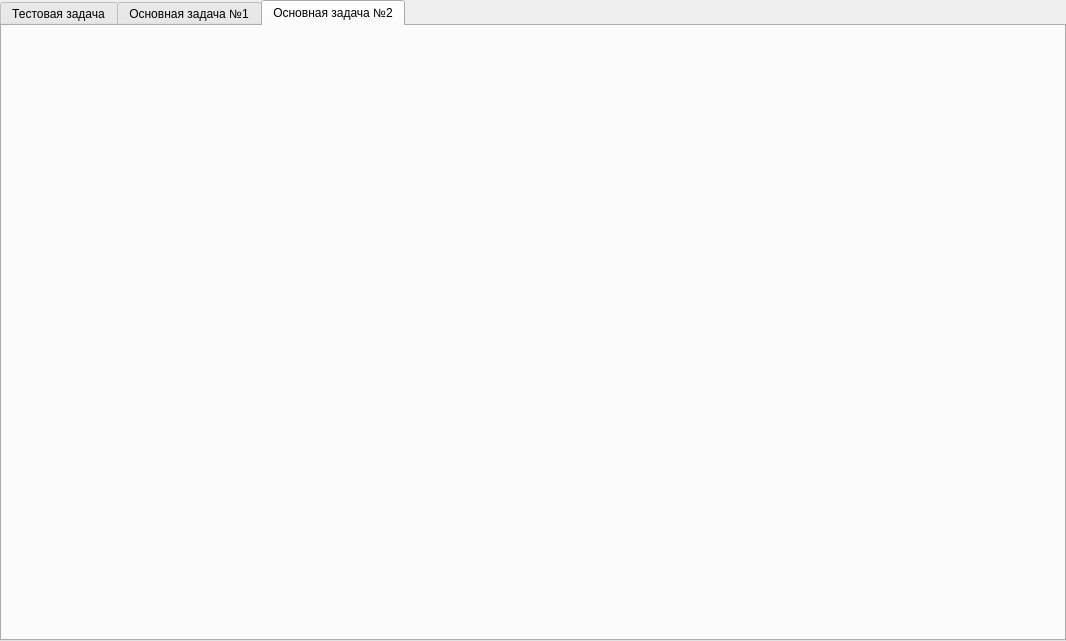
Before: the Qt Designer form NumMethLab1/app/mainwindow.ui in oleg-w570/NumericalMethods, drawn with Qt 5.
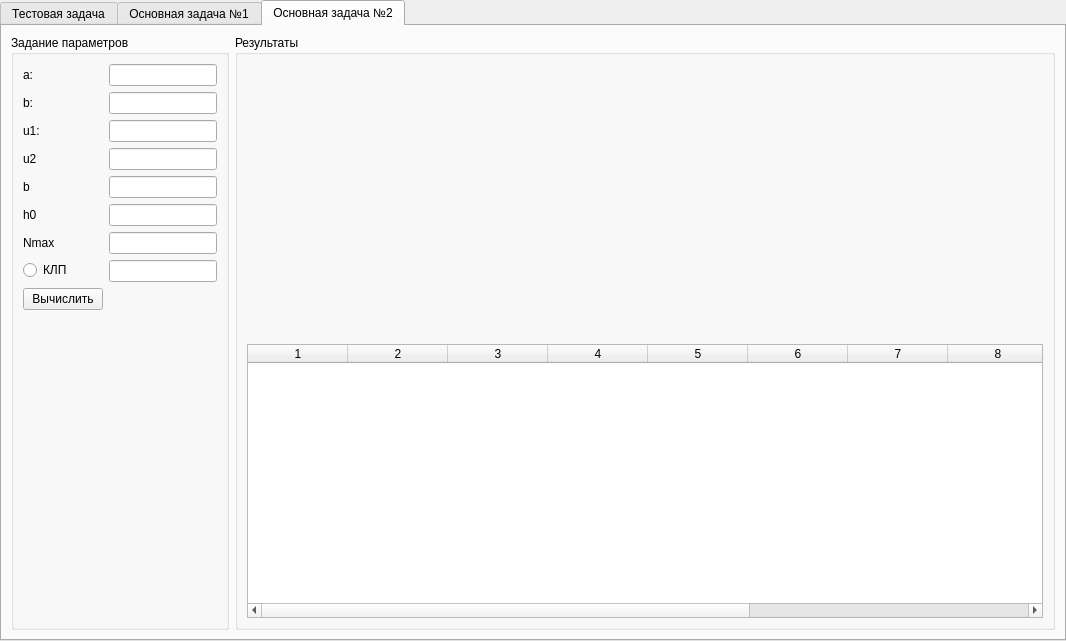
After: the same form once the commit is applied. The open tabs and pages were chosen to show the change. Custom widgets are drawn as their Qt base class.

Commit message: osnovnay zadacha 2

What changed in the file:
```diff
--- a/NumMethLab1/app/mainwindow.ui
+++ b/NumMethLab1/app/mainwindow.ui
@@ -351,6 +351,187 @@
        <attribute name="title">
         <string>Основная задача №2</string>
        </attribute>
+       <layout class="QHBoxLayout" name="horizontalLayout_4">
+        <item>
+         <widget class="QGroupBox" name="groupBox_5">
+          <property name="sizePolicy">
+           <sizepolicy hsizetype="Fixed" vsizetype="Preferred">
+            <horstretch>0</horstretch>
+            <verstretch>0</verstretch>
+           </sizepolicy>
+          </property>
+          <property name="title">
+           <string>Задание параметров</string>
+          </property>
+          <layout class="QFormLayout" name="formLayout_3">
+           <item row="0" column="0">
+            <widget class="QLabel" name="label_9">
+             <property name="text">
+              <string>a:</string>
+             </property>
+            </widget>
+           </item>
+           <item row="0" column="1">
+            <widget class="QLineEdit" name="lineEditMain2Alpha"/>
+           </item>
+           <item row="1" column="0">
+            <widget class="QLabel" name="label_10">
+             <property name="text">
+              <string>b:</string>
+             </property>
+            </widget>
+           </item>
+           <item row="1" column="1">
+            <widget class="QLineEdit" name="lineEditMain2Beta"/>
+           </item>
+           <item row="2" column="0">
+            <widget class="QLabel" name="label_11">
+             <property name="text">
+              <string>u1:</string>
+             </property>
+            </widget>
+           </item>
+           <item row="2" column="1">
+            <widget class="QLineEdit" name="lineEditMain2U1"/>
+           </item>
+           <item row="9" column="0">
+            <spacer name="verticalSpacer_3">
+             <property name="orientation">
+              <enum>Qt::Vertical</enum>
+             </property>
+             <property name="sizeHint" stdset="0">
+              <size>
+               <width>20</width>
+               <height>40</height>
+              </size>
+             </property>
+            </spacer>
+           </item>
+           <item row="3" column="0">
+            <widget class="QLabel" name="label_12">
+             <property name="text">
+              <string>u2</string>
+             </property>
+            </widget>
+           </item>
+           <item row="3" column="1">
+            <widget class="QLineEdit" name="lineEditMain2U2"/>
+           </item>
+           <item row="4" column="0">
+            <widget class="QLabel" name="label_13">
+             <property name="text">
+              <string>b</string>
+             </property>
+            </widget>
+           </item>
+           <item row="4" column="1">
+            <widget class="QLineEdit" name="lineEditMain2B"/>
+           </item>
+           <item row="5" column="0">
+            <widget class="QLabel" name="label_14">
+             <property name="text">
+              <string>h0</string>
+             </property>
+            </widget>
+           </item>
+           <item row="5" column="1">
+            <widget class="QLineEdit" name="lineEditMain2H0"/>
+           </item>
+           <item row="6" column="0">
+            <widget class="QLabel" name="label_15">
+             <property name="text">
+              <string>Nmax</string>
+             </property>
+            </widget>
+           </item>
+           <item row="6" column="1">
+            <widget class="QLineEdit" name="lineEditMain2N"/>
+           </item>
+           <item row="7" column="0">
+            <widget class="QRadioButton" name="radioButtonMain2CLP">
+             <property name="text">
+              <string>КЛП</string>
+             </property>
+            </widget>
+           </item>
+           <item row="7" column="1">
+            <widget class="QLineEdit" name="lineEditMain2LP"/>
+           </item>
+           <item row="8" column="0">
+            <widget class="QPushButton" name="pushButtonMain2Run">
+             <property name="text">
+              <string>Вычислить</string>
+             </property>
+            </widget>
+           </item>
+          </layout>
+         </widget>
+        </item>
+        <item>
+         <widget class="QGroupBox" name="groupBox_6">
+          <property name="title">
+           <string>Результаты</string>
+          </property>
+          <layout class="QVBoxLayout" name="verticalLayout_4">
+           <item>
+            <layout class="QHBoxLayout" name="horizontalLayout_5">
+             <item>
+              <widget class="QCustomPlot" name="graphMain2Faz" native="true">
+               <property name="sizePolicy">
+                <sizepolicy hsizetype="Preferred" vsizetype="MinimumExpanding">
+                 <horstretch>0</horstretch>
+                 <verstretch>0</verstretch>
+                </sizepolicy>
+               </property>
+              </widget>
+             </item>
+             <item>
+              <widget class="QCustomPlot" name="graphMain2U1" native="true">
+               <property name="sizePolicy">
+                <sizepolicy hsizetype="Preferred" vsizetype="MinimumExpanding">
+                 <horstretch>0</horstretch>
+                 <verstretch>0</verstretch>
+                </sizepolicy>
+               </property>
+              </widget>
+             </item>
+             <item>
+              <widget class="QCustomPlot" name="graphMain2U2" native="true">
+               <property name="sizePolicy">
+                <sizepolicy hsizetype="Preferred" vsizetype="MinimumExpanding">
+                 <horstretch>0</horstretch>
+                 <verstretch>0</verstretch>
+                </sizepolicy>
+               </property>
+              </widget>
+             </item>
+            </layout>
+           </item>
+           <item>
+            <widget class="QTableWidget" name="tableWidgetMain2">
+             <property name="editTriggers">
+              <set>QAbstractItemView::NoEditTriggers</set>
+             </property>
+             <property name="columnCount">
+              <number>11</number>
+             </property>
+             <column/>
+             <column/>
+             <column/>
+             <column/>
+             <column/>
+             <column/>
+             <column/>
+             <column/>
+             <column/>
+             <column/>
+             <column/>
+            </widget>
+           </item>
+          </layout>
+         </widget>
+        </item>
+       </layout>
       </widget>
      </widget>
     </item>
```
Left out of the diff: 2 changed lines with no effect on the pictures. The commit also changes 2 other files.
